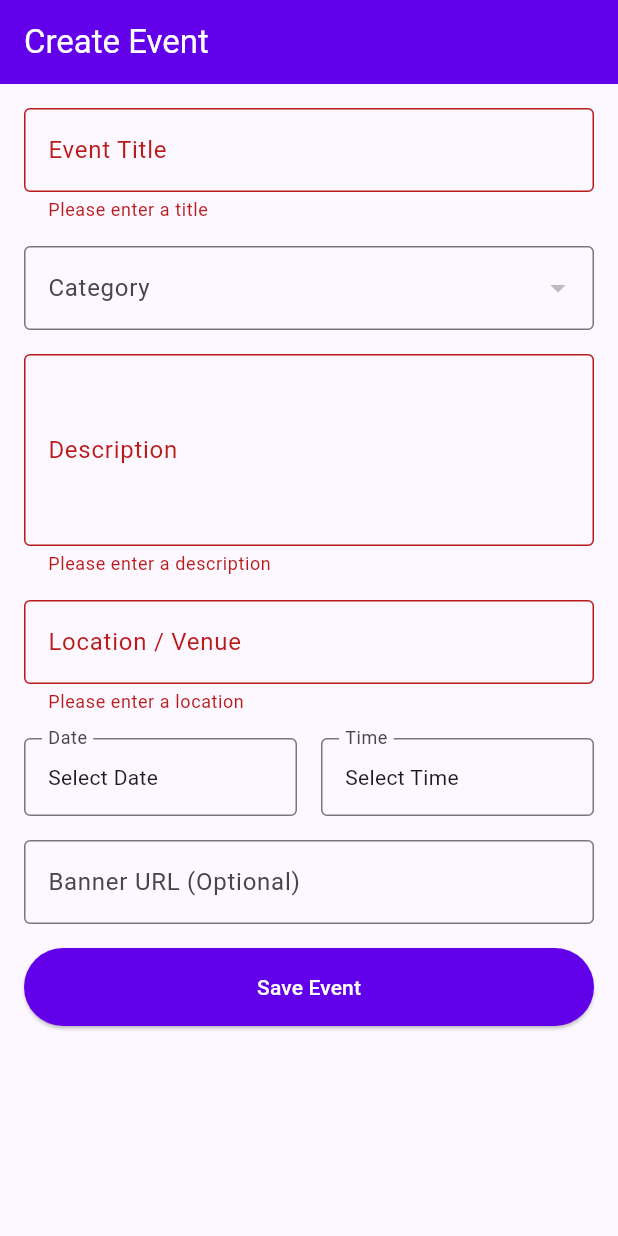
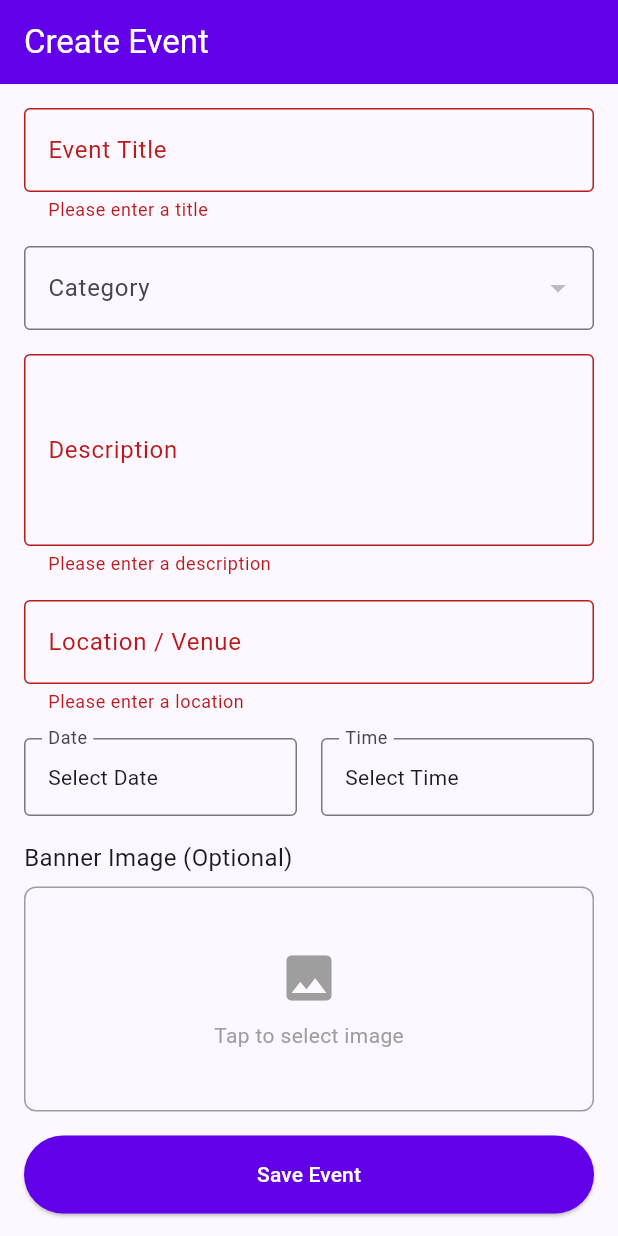
Before and after one commit to fatintsani/mobile_konserkitaid, a Flutter app: the OrganizerEventFormScreen screen opened by its route, after a tap on "Save Event", on a phone screen of 412 x 824 dp. Run offline on Flutter 3.47's test engine with Material 3 defaults, Android fonts, the phone set to English and light mode, and no system bars; our stand-ins replace dio, flutter_local_notifications, flutter_secure_storage, go_router, image_picker, qr_flutter and 1 more; missing offline and left inert: mobile_scanner; accounts and stored records are empty; network calls fail.

Commit message:
fix: generate slug and implement image picker for event banner

```diff
--- a/konserkita_mobile/lib/screens/organizer_event_form_screen.dart
+++ b/konserkita_mobile/lib/screens/organizer_event_form_screen.dart
@@ -4,6 +4,9 @@ import 'package:go_router/go_router.dart';
 import '../providers/organizer_provider.dart';
 import '../providers/auth_provider.dart';
 import '../utils/constants.dart';
+import 'dart:io';
+import 'package:dio/dio.dart';
+import 'package:image_picker/image_picker.dart';
 import '../models/event.dart';
 
 class OrganizerEventFormScreen extends StatefulWidget {
@@ -26,6 +29,9 @@ class _OrganizerEventFormScreenState extends State<OrganizerEventFormScreen> {
   DateTime? _selectedDate;
   TimeOfDay? _selectedTime;
   String? _selectedStatus;
+
+  File? _selectedImage;
+  final ImagePicker _picker = ImagePicker();
 
   @override
   void initState() {
@@ -56,6 +62,16 @@ class _OrganizerEventFormScreenState extends State<OrganizerEventFormScreen> {
     _locationController.dispose();
     _bannerController.dispose();
     super.dispose();
+  }
+
+  Future<void> _pickImage() async {
+    final XFile? image = await _picker.pickImage(source: ImageSource.gallery);
+    if (image != null) {
+      setState(() {
+        _selectedImage = File(image.path);
+        _bannerController.text = image.name;
+      });
+    }
   }
 
   Future<void> _selectDate(BuildContext context) async {
@@ -122,23 +138,29 @@ class _OrganizerEventFormScreenState extends State<OrganizerEventFormScreen> {
       final dateStr = "${_selectedDate!.year}-${_selectedDate!.month.toString().padLeft(2, '0')}-${_selectedDate!.day.toString().padLeft(2, '0')}";
       final timeStr = "${_selectedTime!.hour.toString().padLeft(2, '0')}:${_selectedTime!.minute.toString().padLeft(2, '0')}";
 
-      final data = {
+      final data = <String, dynamic>{
         'title': _titleController.text,
         'description': _descriptionController.text,
         'category_id': _selectedCategoryId,
         'location': _locationController.text,
         'date': dateStr,
         'time': timeStr,
-        'banner_image': _bannerController.text.isNotEmpty ? _bannerController.text : null,
       };
 
       final authProvider = context.read<AuthProvider>();
+      final provider = context.read<OrganizerProvider>();
+
+      if (_selectedImage != null) {
+        data['banner_image'] = await MultipartFile.fromFile(_selectedImage!.path, filename: _selectedImage!.path.split('/').last);
+      } else if (widget.event != null && _bannerController.text.isNotEmpty) {
+        // Keep existing banner image url if not picking a new one
+      }
+
       final role = authProvider.user?.role;
       if ((role == 'admin' || role == 'super_admin') && _selectedStatus != null) {
         data['status'] = _selectedStatus!;
       }
 
-      final provider = context.read<OrganizerProvider>();
       bool success;
 
       if (widget.event == null) {
@@ -249,9 +271,35 @@ class _OrganizerEventFormScreenState extends State<OrganizerEventFormScreen> {
                     ],
                   ),
                   const SizedBox(height: 16),
-                  TextFormField(
-                    controller: _bannerController,
-                    decoration: const InputDecoration(labelText: 'Banner URL (Optional)', border: OutlineInputBorder()),
+                  Column(
+                    crossAxisAlignment: CrossAxisAlignment.start,
+                    children: [
+                      const Text('Banner Image (Optional)', style: TextStyle(fontSize: 16)),
+                      const SizedBox(height: 8),
+                      InkWell(
+                        onTap: _pickImage,
+                        child: Container(
+                          height: 150,
+                          width: double.infinity,
+                          decoration: BoxDecoration(
+                            border: Border.all(color: Colors.grey),
+                            borderRadius: BorderRadius.circular(8),
+                          ),
+                          child: _selectedImage != null
+                              ? ClipRRect(borderRadius: BorderRadius.circular(8), child: Image.file(_selectedImage!, fit: BoxFit.cover))
+                              : (widget.event?.bannerImage != null && widget.event!.bannerImage!.isNotEmpty)
+                                  ? ClipRRect(borderRadius: BorderRadius.circular(8), child: Image.network(widget.event!.bannerImage!, fit: BoxFit.cover))
+                                  : const Column(
+                                      mainAxisAlignment: MainAxisAlignment.center,
+                                      children: [
+                                        Icon(Icons.image, size: 40, color: Colors.grey),
+                                        SizedBox(height: 8),
+                                        Text('Tap to select image', style: TextStyle(color: Colors.grey)),
+                                      ],
+                                    ),
+                        ),
+                      ),
+                    ],
                   ),
                   const SizedBox(height: 16),
 
--- a/konserkita_mobile/pubspec.yaml
+++ b/konserkita_mobile/pubspec.yaml
@@ -43,6 +43,7 @@ dependencies:
   intl: ^0.19.0
   flutter_local_notifications: ^21.0.0
   timezone: ^0.11.0
+  image_picker: ^1.2.2
 
 dev_dependencies:
   flutter_test:
```
Also changed, not shown: konserkita_mobile/lib/services/organizer_service.dart (+5 -2 lines), konserkita_mobile/pubspec.lock, 8 other files.
